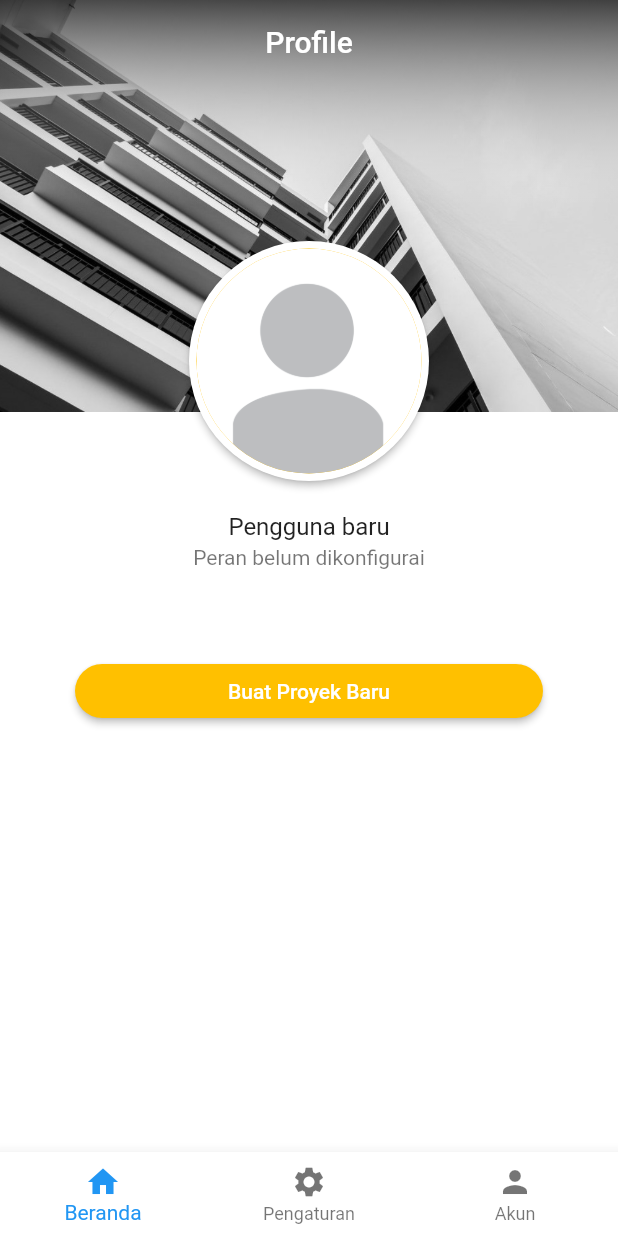
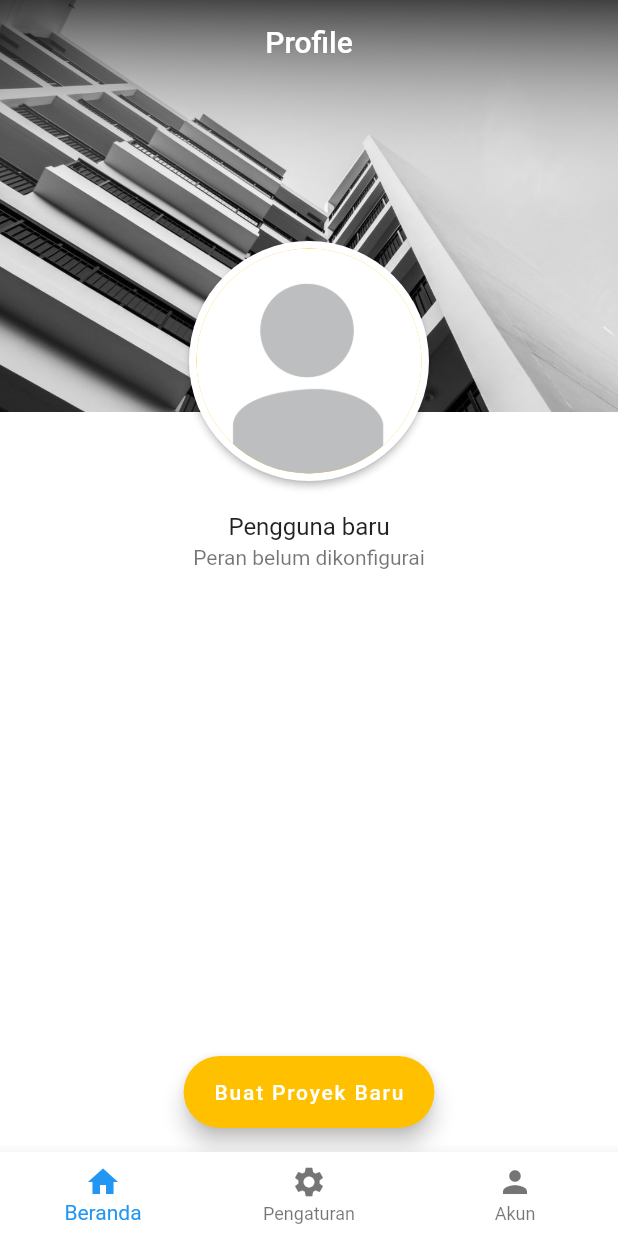
Before and after one commit to qisashasanudin/bangunin_id, a Flutter app: the screen it shows once a user with an empty profile is signed in, on a phone screen of 412 x 824 dp. Run offline on Flutter 3.47's test engine with Material 2 defaults, Android fonts, the phone set to English and light mode, and no system bars; our stand-ins replace cloud_firestore, firebase_auth, flutter_spinkit; accounts and stored records are empty.

Commit message:
coding optimizations

```diff
--- a/lib/screens/mainmenu/tab_home.dart
+++ b/lib/screens/mainmenu/tab_home.dart
@@ -15,13 +15,7 @@ class _HomeState extends State<Home> {
       child: Scaffold(
         extendBodyBehindAppBar: true,
         backgroundColor: AppColors().accent1,
-        appBar: AppBar(
-          title: Text('Profile'),
-          backgroundColor: Colors.transparent,
-          centerTitle: true,
-          elevation: 0.0,
-          actions: <Widget>[],
-        ),
+        appBar: profileAppBar(),
         body: Container(
           child: Center(
             child: Column(
@@ -30,14 +24,66 @@ class _HomeState extends State<Home> {
                   clipBehavior: Clip.none,
                   alignment: Alignment.center,
                   children: <Widget>[
-                    Image(
+                    coverPicture(context),
+                    coverPictureGradient(context),
+                    profilePicture(),
+                  ],
+                ),
+                SizedBox(height: 50.0),
+                userInfo(),
+                SizedBox(height: 20.0),
+              ],
+            ),
+          ),
+        ),
+        floatingActionButton: createProjectButton(context),
+        floatingActionButtonLocation: FloatingActionButtonLocation.centerFloat,
+      ),
+    );
+  }
+
+  AppBar profileAppBar() {
+    return AppBar(
+      title: Text('Profile'),
+      backgroundColor: Colors.transparent,
+      centerTitle: true,
+      elevation: 0.0,
+      actions: <Widget>[],
+    );
+  }
+
+  Image coverPicture(BuildContext context) {
+    return Image(
       width: double.infinity,
       height: MediaQuery.of(context).size.height / 3,
       fit: BoxFit.cover,
       image: AssetImage('assets/img/home_bg_default2.jpg'),
+    );
+  }
+
+  Container coverPictureGradient(BuildContext context) {
+    return Container(
+      width: double.infinity,
+      height: MediaQuery.of(context).size.height / 3,
+      decoration: BoxDecoration(
+        color: AppColors().accent1,
+        gradient: LinearGradient(
+            begin: FractionalOffset.topCenter,
+            end: FractionalOffset.bottomCenter,
+            colors: [
+              AppColors().accent2.withOpacity(0.7),
+              AppColors().accent1.withOpacity(0.0),
+            ],
+            stops: [
+              0.0,
+              0.5
+            ]),
       ),
-                    CoverImageGradient(),
-                    Positioned(
+    );
+  }
+
+  Positioned profilePicture() {
+    return Positioned(
       bottom: -50,
       child: Card(
         elevation: 2,
@@ -47,49 +93,34 @@ class _HomeState extends State<Home> {
           child: CircleAvatar(
             radius: 75,
             backgroundColor: AppColors().primary,
-                            backgroundImage: AssetImage(
-                                'assets/img/profile_pic_default.jpg'),
+            backgroundImage: AssetImage('assets/img/profile_pic_default.jpg'),
           ),
         ),
       ),
-                    ),
-                  ],
-                ),
-                SizedBox(height: 50.0),
-                ListTile(
+    );
+  }
+
+  ListTile userInfo() {
+    return ListTile(
       title: Center(
         child: Text('Pengguna baru'),
       ),
       subtitle: Center(
         child: Text('Peran belum dikonfigurai'),
       ),
-                ),
-                SizedBox(height: 20.0),
-                Padding(
-                  padding:
-                      EdgeInsets.symmetric(vertical: 20.0, horizontal: 50.0),
-                  child: SizedBox(
-                    width: double.infinity,
-                    child: RaisedButton(
-                      shape: RoundedRectangleBorder(
-                        borderRadius: BorderRadius.circular(20.0),
-                      ),
-                      color: AppColors().primary,
-                      child: Text(
+    );
+  }
+
+  FloatingActionButton createProjectButton(BuildContext context) {
+    return FloatingActionButton.extended(
+      onPressed: () async {
+        Navigator.of(context).pushNamed('/newproject');
+      },
+      label: Text(
         'Buat Proyek Baru',
         style: TextStyle(color: AppColors().accent1),
       ),
-                      onPressed: () async {
-                        Navigator.of(context).pushNamed('/newproject');
-                      },
-                    ),
-                  ),
-                ),
-              ],
-            ),
-          ),
-        ),
-      ),
+      backgroundColor: AppColors().primary,
     );
   }
 }
--- a/lib/shared/decorations.dart
+++ b/lib/shared/decorations.dart
@@ -76,31 +76,3 @@ InputDecoration inputBoxBorder() {
     ),
   );
 }
-
-class CoverImageGradient extends StatelessWidget {
-  const CoverImageGradient({
-    Key key,
-  }) : super(key: key);
-
-  @override
-  Widget build(BuildContext context) {
-    return Container(
-      width: double.infinity,
-      height: MediaQuery.of(context).size.height / 3,
-      decoration: BoxDecoration(
-        color: AppColors().accent1,
-        gradient: LinearGradient(
-            begin: FractionalOffset.topCenter,
-            end: FractionalOffset.bottomCenter,
-            colors: [
-              AppColors().accent2.withOpacity(0.7),
-              AppColors().accent1.withOpacity(0.0),
-            ],
-            stops: [
-              0.0,
-              0.5
-            ]),
-      ),
-    );
-  }
-}
```
Also changed, not shown: lib/screens/authentication/register.dart (+68 -57 lines), lib/screens/authentication/sign_in.dart (+77 -64 lines). Lines whose indentation alone changed are shown as unchanged.
